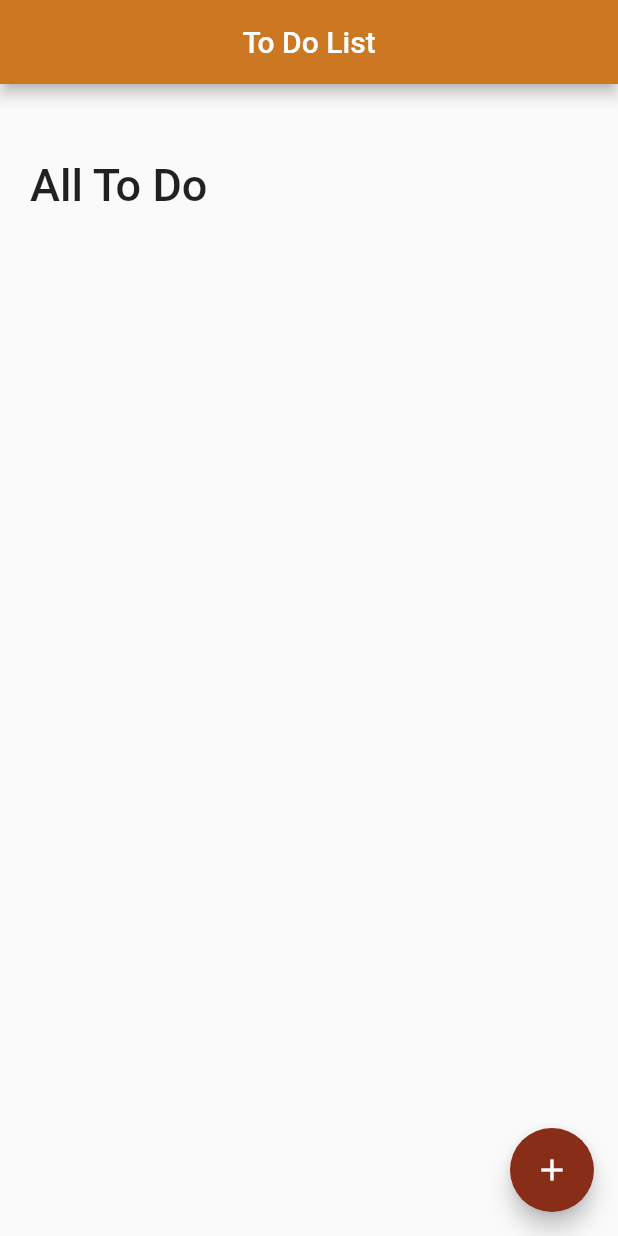
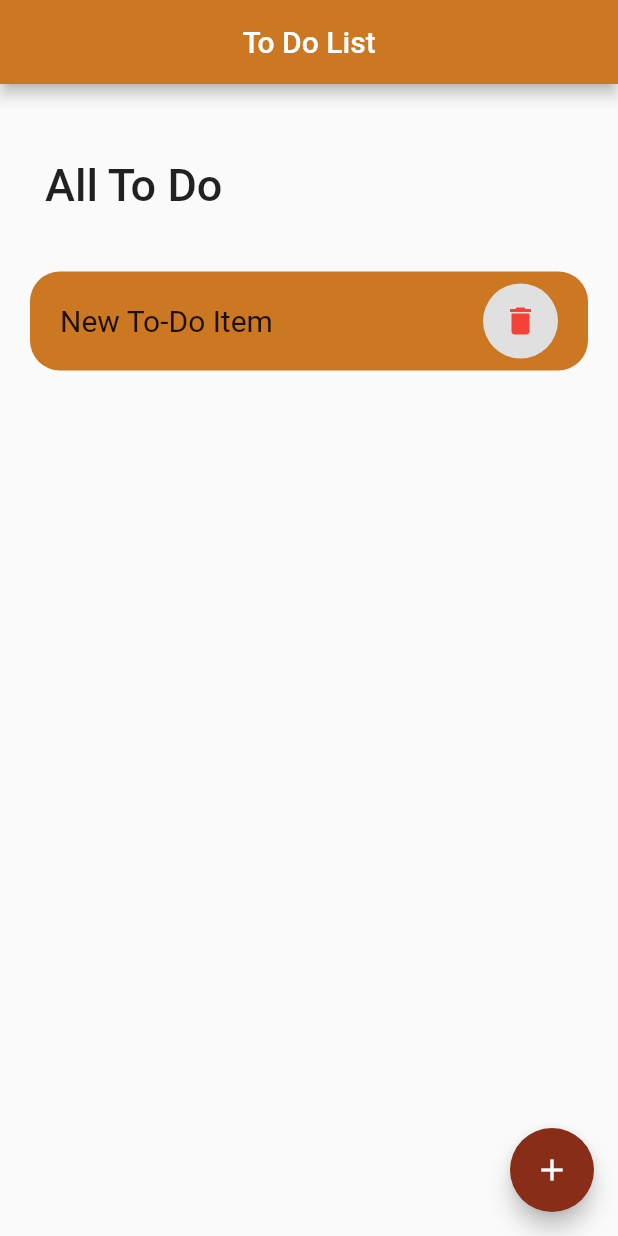
Before and after one commit to PHousden/Flutter-Calculator, a Flutter app: the screen it shows after launch, after a tap on the "add" icon, on a phone screen of 412 x 824 dp. Run offline on Flutter 3.47's test engine with Material 2 defaults, Android fonts, the phone set to English and light mode, and no system bars.

Commit message:
Adding ToDoItem class for to do list(Worked)

```diff
--- a/lib/HomePage.dart
+++ b/lib/HomePage.dart
@@ -9,7 +9,7 @@ class HomePage extends StatefulWidget {
 }
 
 class _HomePageState extends State<HomePage> {
-  List<ToDoItem> _todoItems = [];
+  List<ToDo> _todoItems = [];
 
   @override
   Widget build(BuildContext context) {
@@ -21,15 +21,13 @@ class _HomePageState extends State<HomePage> {
         // make them stay in the middle
         centerTitle: true,
         // set background colour
-        backgroundColor: Color.fromRGBO(204, 119, 34, 100),
+        backgroundColor: const Color.fromRGBO(204, 119, 34, 100),
       ),
       body: Column(
         children: [
-          Expanded(
-            child: ListView(
-              children: [
           Container(
-                  margin: const EdgeInsets.only(top: 50, bottom: 20, left: 20),
+            alignment: Alignment.topLeft,
+            margin: const EdgeInsets.only(top: 50, bottom: 20, left: 30),
             child: const Text(
               'All To Do',
               style: TextStyle(
@@ -38,7 +36,16 @@ class _HomePageState extends State<HomePage> {
               ),
             ),
           ),
-              ],
+          Expanded(
+            child: ListView.builder(
+              itemCount: _todoItems.length,
+              itemBuilder: (BuildContext context, int index) {
+                final todo = _todoItems[index];
+                return ToDoItem(
+                  title: todo.title,
+                  isCompleted: todo.isCompleted,
+                );
+              },
             ),
           ),
         ],
@@ -46,7 +53,9 @@ class _HomePageState extends State<HomePage> {
       floatingActionButton: FloatingActionButton(
         onPressed: () {
           setState(() {
-            _todoItems.add(ToDoItem());
+            _todoItems.add(ToDo(
+              title: 'New To-Do Item',
+            ));
           });
         },
         backgroundColor: const Color.fromRGBO(136, 45, 23, 100),
@@ -59,18 +68,34 @@ class _HomePageState extends State<HomePage> {
   }
 }
 
+
 class ToDoItem extends StatelessWidget {
-  const ToDoItem({Key? key}) : super(key: key);
+  final String title;
+  final bool isCompleted;
+
+  const ToDoItem({
+    Key? key,
+    required this.title,
+    this.isCompleted = false,
+  }) : super(key: key);
 
   @override
   Widget build(BuildContext context) {
     return Container(
-      margin: EdgeInsets.all(20),
+      margin: const EdgeInsets.all(20),
       child: ListTile(
-          leading: const Text("ToDo", style: TextStyle(fontSize: 20)),
+          leading: Text(
+            title,
+            style: TextStyle(
+              fontSize: 20,
+              decoration:
+              isCompleted ? TextDecoration.lineThrough : TextDecoration.none,
+            ),
+          ),
           onTap: () {},
-          shape:
-              RoundedRectangleBorder(borderRadius: BorderRadius.circular(20)),
+          shape: RoundedRectangleBorder(
+            borderRadius: BorderRadius.circular(20),
+          ),
           contentPadding:
               const EdgeInsets.symmetric(horizontal: 20, vertical: 5),
           tileColor: const Color.fromRGBO(204, 119, 34, 100),
@@ -90,3 +115,13 @@ class ToDoItem extends StatelessWidget {
     );
   }
 }
+
+class ToDo {
+  String title;
+  bool isCompleted;
+
+  ToDo({
+    required this.title,
+    this.isCompleted = false,
+  });
+}
```
Lines whose indentation alone changed are shown as unchanged.
